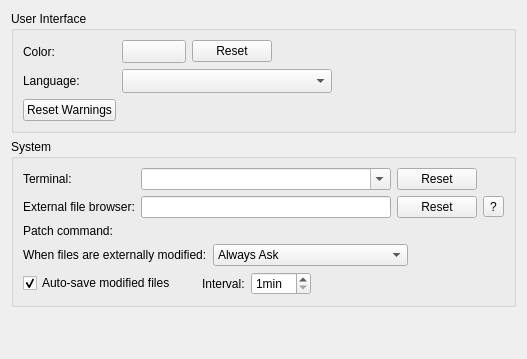
This is src/plugins/coreplugin/generalsettings.ui in qt-creator/qt-creator as Qt 5 draws it before an edit. The edited form follows.
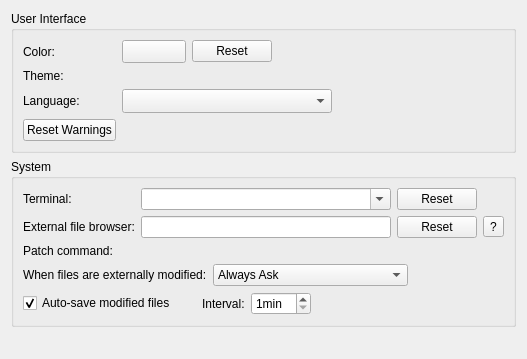
This is the edited form. Icons and pictures are not drawn. Custom widgets are drawn as their Qt base class.

Commit message:
Core: Hide the theme editor
It isn't ready for production yet, will hopefully be reworked for 3.4.

```diff
--- a/src/plugins/coreplugin/generalsettings.ui
+++ b/src/plugins/coreplugin/generalsettings.ui
@@ -73,6 +73,16 @@
         </item>
        </layout>
       </item>
+      <item row="1" column="0">
+       <widget class="QLabel" name="themeLabel">
+        <property name="text">
+         <string>Theme:</string>
+        </property>
+       </widget>
+      </item>
+      <item row="1" column="1">
+       <widget class="Core::Internal::ThemeSettingsWidget" name="themeWidget" native="true"/>
+      </item>
       <item row="2" column="0">
        <widget class="QLabel" name="languageLabel">
         <property name="text">
@@ -334,6 +344,12 @@
     <signal>browsingFinished()</signal>
    </slots>
   </customwidget>
+  <customwidget>
+   <class>Core::Internal::ThemeSettingsWidget</class>
+   <extends>QWidget</extends>
+   <header>themesettingswidget.h</header>
+   <container>1</container>
+  </customwidget>
  </customwidgets>
  <resources>
   <include location="core.qrc"/>
```
The commit also changes 4 other files.
